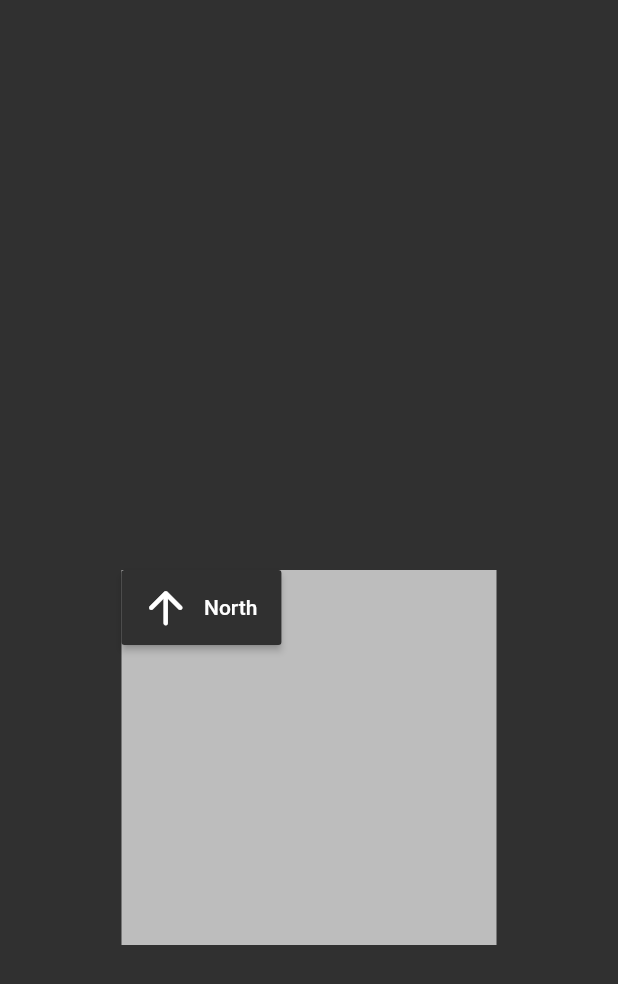
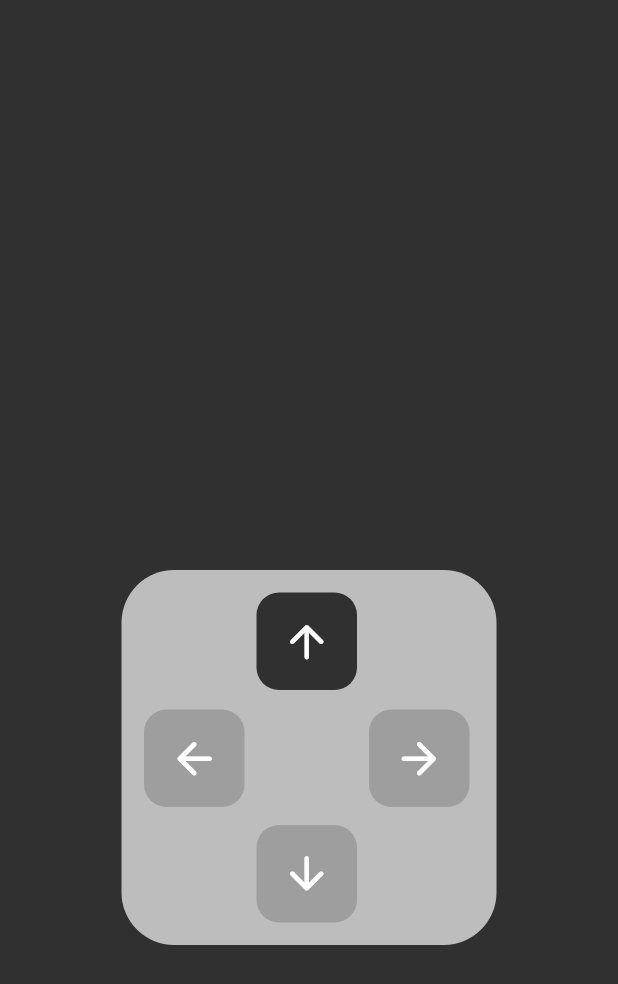
Before and after one commit to cravinpineapple/MAP-creative1, a Flutter app: the MoveScreen screen opened by its route, on a phone screen of 412 x 824 dp. Shown: the top 984 px of the screen. Run offline on Flutter 3.47's test engine with Material 2 defaults, Android fonts, the phone set to English and light mode, and no system bars.

Commit message:
added directional buttons graphics

```diff
--- a/lib/screens/move_screen.dart
+++ b/lib/screens/move_screen.dart
@@ -17,20 +17,89 @@ class MoveScreen extends StatelessWidget {
                 Container(
                   width: 250.0,
                   height: 250.0,
-                  color: Colors.grey[400],
+                  decoration: BoxDecoration(
+                    color: Colors.grey[400],
+                    borderRadius: BorderRadius.all(
+                      Radius.circular(35),
+                    ),
+                  ),
                 ),
-                Column(
-                  children: [
-                    RaisedButton.icon(
-                      icon: Icon(
-                        Icons.arrow_upward_rounded,
-                        size: 35.0,
-                      ),
-                      onPressed: () => print('Up'),
-                      label: Text('North'),
+                Positioned(
+                  left: 90.0,
+                  top: 15.0,
+                  child: FlatButton(
+                    shape: RoundedRectangleBorder(
+                      borderRadius: BorderRadius.circular(15.0),
                     ),
-                  ],
-                )
+                    onPressed: () => print('Up'),
+                    color: Colors.grey[850],
+                    disabledColor: Colors.grey[500],
+                    minWidth: 60.0,
+                    height: 65.0,
+                    child: Icon(
+                      Icons.arrow_upward_rounded,
+                      size: 35.0,
+                      color: Colors.white,
+                    ),
+                  ),
+                ),
+                Positioned(
+                  left: 15.0,
+                  top: 93.0,
+                  child: FlatButton(
+                    shape: RoundedRectangleBorder(
+                      borderRadius: BorderRadius.circular(15.0),
+                    ),
+                    onPressed: null,
+                    color: Colors.grey[850],
+                    disabledColor: Colors.grey[500],
+                    minWidth: 60.0,
+                    height: 65.0,
+                    child: Icon(
+                      Icons.arrow_back_rounded,
+                      size: 35.0,
+                      color: Colors.white,
+                    ),
+                  ),
+                ),
+                Positioned(
+                  left: 90.0,
+                  top: 170.0,
+                  child: FlatButton(
+                    shape: RoundedRectangleBorder(
+                      borderRadius: BorderRadius.circular(15.0),
+                    ),
+                    onPressed: null,
+                    color: Colors.grey[850],
+                    disabledColor: Colors.grey[500],
+                    minWidth: 60.0,
+                    height: 65.0,
+                    child: Icon(
+                      Icons.arrow_downward_rounded,
+                      size: 35.0,
+                      color: Colors.white,
+                    ),
+                  ),
+                ),
+                Positioned(
+                  left: 165.0,
+                  top: 93.0,
+                  child: FlatButton(
+                    shape: RoundedRectangleBorder(
+                      borderRadius: BorderRadius.circular(15.0),
+                    ),
+                    onPressed: null,
+                    color: Colors.grey[850],
+                    disabledColor: Colors.grey[500],
+                    minWidth: 60.0,
+                    height: 65.0,
+                    child: Icon(
+                      Icons.arrow_forward_rounded,
+                      size: 35.0,
+                      color: Colors.white,
+                    ),
+                  ),
+                ),
               ],
             ),
           ),
```
